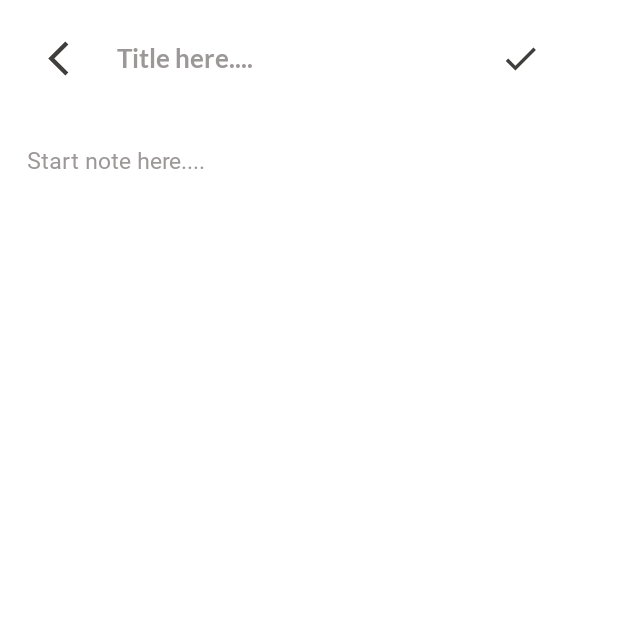
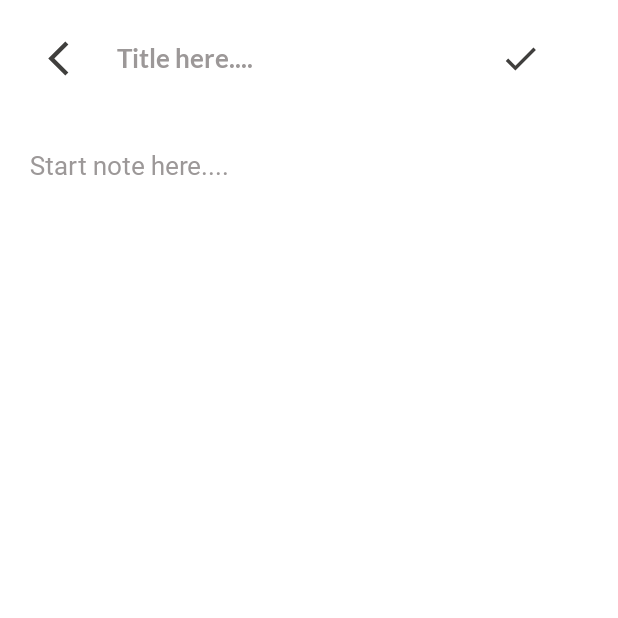
Before and after one commit to yashandroid1/NotesSaverApp, an Android app: the Edit_ft screen opened through its navigation route, on a phone screen of 412 x 824 dp, the top half of it. Run offline under Robolectric (Android 15) with nearby library versions, the phone set to English and light mode, and no system bars; our stand-ins replace Dagger/Hilt's generated code; 1 statement that could not run was skipped.

Commit message:
UnNecessaryFragmentsRemoved & Edit Fragments UI improved

```diff
--- a/app/src/main/res/layout/fragment_edit_ft.xml
+++ b/app/src/main/res/layout/fragment_edit_ft.xml
@@ -58,10 +58,11 @@
             android:layout_height="match_parent"
             android:textColorHint="@color/light_grey"
             android:hint="Start note here...."
-            android:textSize="15dp"
+            android:textSize="17sp"
             android:fontFamily="@font/lato_medium"
-            android:lineHeight="2dp"
-            android:layout_margin="18dp"
+            android:lineSpacingExtra="15dp"
+            android:layout_margin="20dp"
+            android:textColor="@color/grey"
             android:background="@drawable/edit_txt_dg"/>
 
 
```
